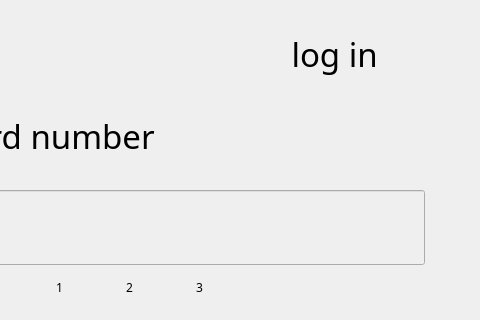
This is ATM/login.ui in Darina77/ATMProject as Qt 5 draws it before an edit; both pictures show x 116 to 596 and y 0 to 320 of the 596 by 450 pixel window. The edited form follows.
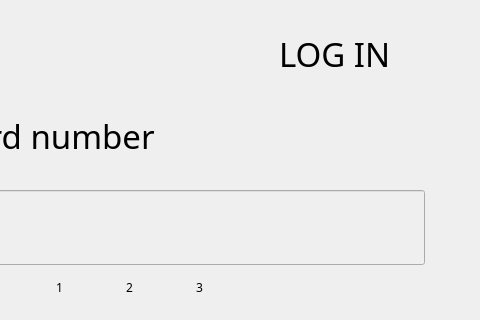
This is the edited form. Icons and pictures are not drawn.

```diff
--- a/ATM/login.ui
+++ b/ATM/login.ui
@@ -610,7 +610,7 @@
 }</string>
    </property>
    <property name="text">
-    <string>                                   log in</string>
+    <string>                                   LOG IN</string>
    </property>
    <property name="alignment">
     <set>Qt::AlignCenter</set>
```
